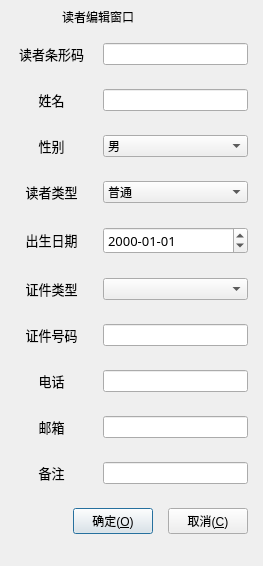
Old version of the form LibraryManager/readereditdialog.ui in the repository 821869798/LibraryManager.
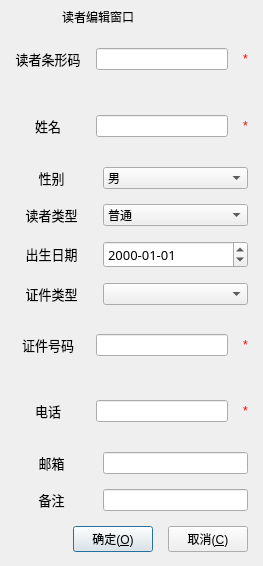
New version of the form. Icons and pictures are not drawn.

Diff of the .ui file:
```diff
--- a/LibraryManager/readereditdialog.ui
+++ b/LibraryManager/readereditdialog.ui
@@ -319,7 +319,7 @@
       </spacer>
      </item>
      <item>
-      <layout class="QHBoxLayout" name="horizontalLayout_3" stretch="1,2">
+      <layout class="QHBoxLayout" name="horizontalLayout_3" stretch="1,2,0">
        <item>
         <widget class="QLabel" name="label">
          <property name="font">
@@ -336,10 +336,17 @@
        <item>
         <widget class="QLineEdit" name="le_barcode"/>
        </item>
+       <item>
+        <widget class="QLabel" name="label_7">
+         <property name="text">
+          <string>&lt;html&gt;&lt;head/&gt;&lt;body&gt;&lt;p&gt;&lt;span style=&quot; color:#ff0000;&quot;&gt;*&lt;/span&gt;&lt;/p&gt;&lt;/body&gt;&lt;/html&gt;</string>
+         </property>
+        </widget>
+       </item>
       </layout>
      </item>
      <item>
-      <layout class="QHBoxLayout" name="horizontalLayout_7" stretch="1,2">
+      <layout class="QHBoxLayout" name="horizontalLayout_7" stretch="1,2,0">
        <item>
         <widget class="QLabel" name="label_6">
          <property name="font">
@@ -356,6 +363,13 @@
        <item>
         <widget class="QLineEdit" name="le_name"/>
        </item>
+       <item>
+        <widget class="QLabel" name="label_12">
+         <property name="text">
+          <string>&lt;html&gt;&lt;head/&gt;&lt;body&gt;&lt;p&gt;&lt;span style=&quot; color:#ff0000;&quot;&gt;*&lt;/span&gt;&lt;/p&gt;&lt;/body&gt;&lt;/html&gt;</string>
+         </property>
+        </widget>
+       </item>
       </layout>
      </item>
      <item>
@@ -466,7 +480,7 @@
       </layout>
      </item>
      <item>
-      <layout class="QHBoxLayout" name="horizontalLayout_11" stretch="1,2">
+      <layout class="QHBoxLayout" name="horizontalLayout_11" stretch="1,2,0">
        <item>
         <widget class="QLabel" name="label_9">
          <property name="font">
@@ -483,10 +497,17 @@
        <item>
         <widget class="QLineEdit" name="le_license"/>
        </item>
+       <item>
+        <widget class="QLabel" name="label_13">
+         <property name="text">
+          <string>&lt;html&gt;&lt;head/&gt;&lt;body&gt;&lt;p&gt;&lt;span style=&quot; color:#ff0000;&quot;&gt;*&lt;/span&gt;&lt;/p&gt;&lt;/body&gt;&lt;/html&gt;</string>
+         </property>
+        </widget>
+       </item>
       </layout>
      </item>
      <item>
-      <layout class="QHBoxLayout" name="horizontalLayout_12" stretch="1,2">
+      <layout class="QHBoxLayout" name="horizontalLayout_12" stretch="1,2,0">
        <item>
         <widget class="QLabel" name="label_10">
          <property name="font">
@@ -503,6 +524,13 @@
        <item>
         <widget class="QLineEdit" name="le_phone"/>
        </item>
+       <item>
+        <widget class="QLabel" name="label_14">
+         <property name="text">
+          <string>&lt;html&gt;&lt;head/&gt;&lt;body&gt;&lt;p&gt;&lt;span style=&quot; color:#ff0000;&quot;&gt;*&lt;/span&gt;&lt;/p&gt;&lt;/body&gt;&lt;/html&gt;</string>
+         </property>
+        </widget>
+       </item>
       </layout>
      </item>
      <item>
```
Left out of the diff: 5 changed lines with no effect on the pictures.
